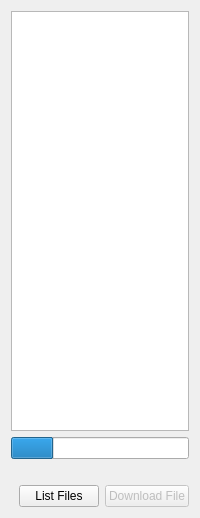
Before: the Qt Designer form src/ui/QGCUASFileView.ui in mavlink/qgroundcontrol, drawn with Qt 5.
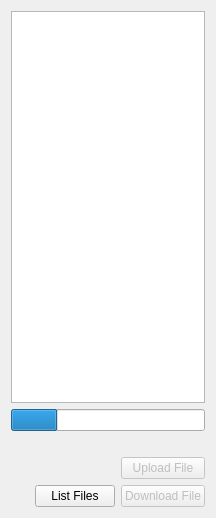
After: the same form once the commit is applied.

Commit message: mavlink-ftp : Initial upload file added to file view

Patch:
```diff
--- a/src/ui/QGCUASFileView.ui
+++ b/src/ui/QGCUASFileView.ui
@@ -6,7 +6,7 @@
    <rect>
     <x>0</x>
     <y>0</y>
-    <width>200</width>
+    <width>216</width>
     <height>518</height>
    </rect>
   </property>
@@ -14,7 +14,7 @@
    <string>Form</string>
   </property>
   <layout class="QGridLayout" name="gridLayout">
-   <item row="3" column="1">
+   <item row="5" column="1">
     <widget class="QPushButton" name="listFilesButton">
      <property name="text">
       <string>List Files</string>
@@ -43,7 +43,7 @@
      </column>
     </widget>
    </item>
-   <item row="3" column="2">
+   <item row="5" column="2">
     <widget class="QPushButton" name="downloadButton">
      <property name="enabled">
       <bool>false</bool>
@@ -53,7 +53,7 @@
      </property>
     </widget>
    </item>
-   <item row="2" column="0" colspan="3">
+   <item row="3" column="0" colspan="3">
     <widget class="QLabel" name="statusText">
      <property name="sizePolicy">
       <sizepolicy hsizetype="Expanding" vsizetype="Preferred">
@@ -66,6 +66,16 @@
      </property>
     </widget>
    </item>
+   <item row="4" column="2">
+    <widget class="QPushButton" name="uploadButton">
+     <property name="enabled">
+      <bool>false</bool>
+     </property>
+     <property name="text">
+      <string>Upload File</string>
+     </property>
+    </widget>
+   </item>
   </layout>
  </widget>
  <resources/>
```
Left out of the diff: 3 changed lines with no effect on the pictures. The commit also changes 2 other files.
